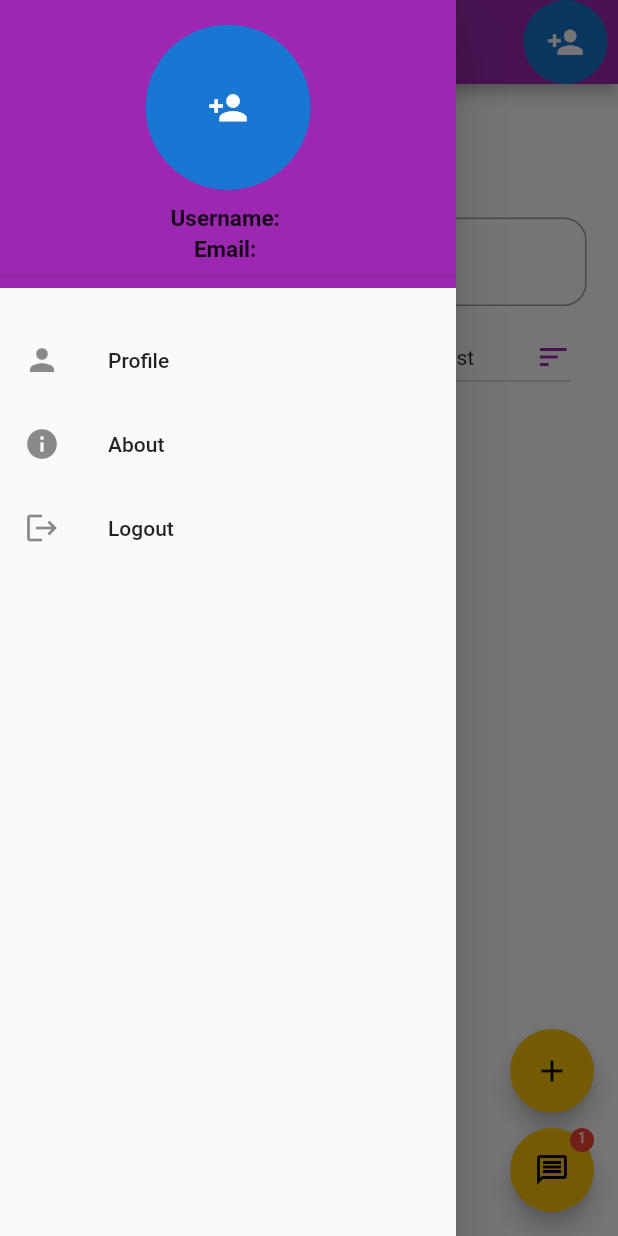
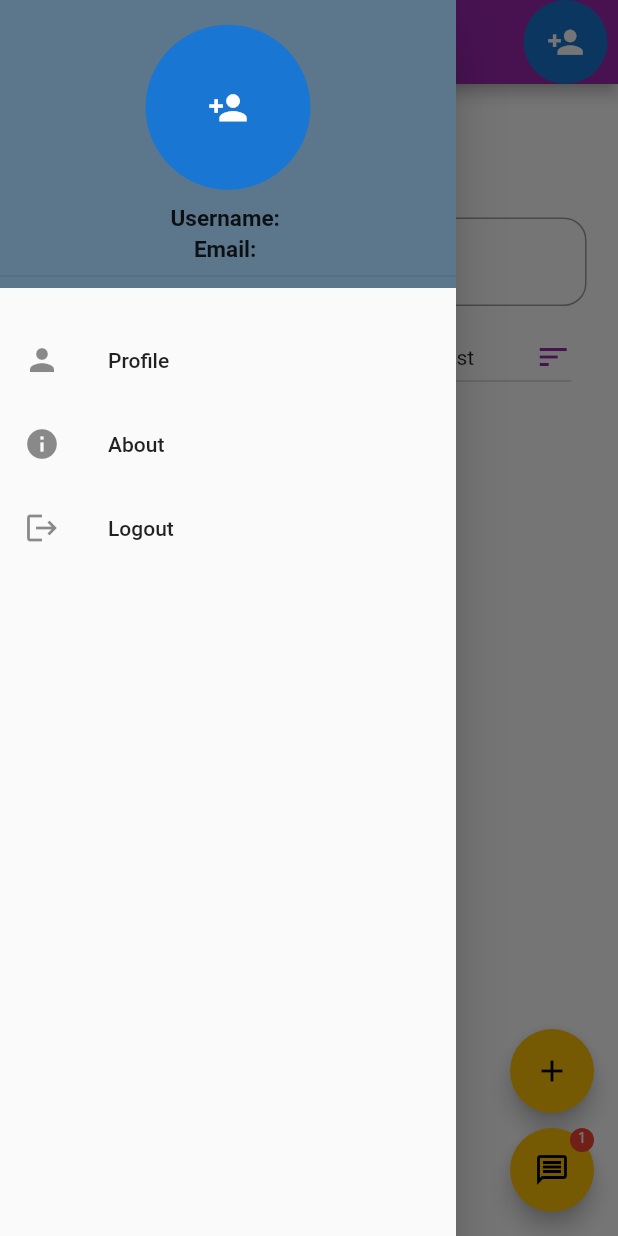
Before and after one commit to Masud322/house_an_apartement, a Flutter app: the HomePage screen opened directly, with the side drawer open, on a phone screen of 412 x 824 dp. Run offline on Flutter 3.47's test engine with Material 2 defaults, Android fonts, the phone set to English and light mode, and no system bars; our stand-ins replace carousel_slider, cloud_firestore, firebase_auth, firebase_core, firebase_storage, image_picker and 1 more; accounts and stored records are empty.

Commit message:
all done

```diff
--- a/lib/firebase/drawer_header.dart
+++ b/lib/firebase/drawer_header.dart
@@ -71,7 +71,7 @@ class _Drawer_HeaderState extends State<Drawer_Header> {
           Container(
             height: 192,
             width: 305,
-            color: Colors.purple,
+            color: Color.fromARGB(255, 92, 119, 140),
             child: DrawerHeader(
                 child: Column(
               mainAxisAlignment: MainAxisAlignment.center,
--- a/lib/screen/home/widget/phone_auth_page.dart
+++ b/lib/screen/home/widget/phone_auth_page.dart
@@ -5,7 +5,6 @@ import 'package:firebase_auth/firebase_auth.dart';
 import 'package:flutter/services.dart';
 import 'package:house_an_apartement/firebase/security/otps_creen.dart';
 import 'package:house_an_apartement/firebase/security/signup.dart';
-import 'package:house_an_apartement/screen/home/widget/categories.dart';
 
 class PhoneAuthPage extends StatefulWidget {
   var usernameController;
--- a/pubspec.yaml
+++ b/pubspec.yaml
@@ -51,6 +51,9 @@ dependencies:
   file_picker: ^5.2.6
   firebase_messaging: ^14.3.0
   intl_phone_number_input: ^0.7.2
+  hideable_bottom_bar: ^0.0.1
+  animated_bottom_navigation_bar: ^1.2.0
+  hidable: ^1.0.3
 
 
 
```
Also changed, not shown: lib/screen/home/home_page.dart (+3 -100 lines), lib/screen/home/widget/categories.dart (deleted, +0 -140 lines), pubspec.lock.
